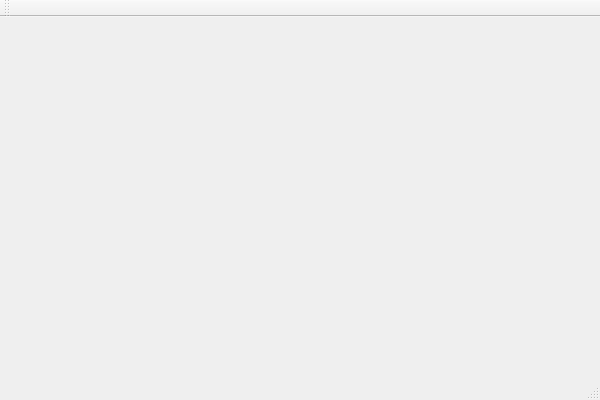
Old version of the form proyecto1_201314241/mainwindow.ui in the repository Andreu2501/EDD_201314241.
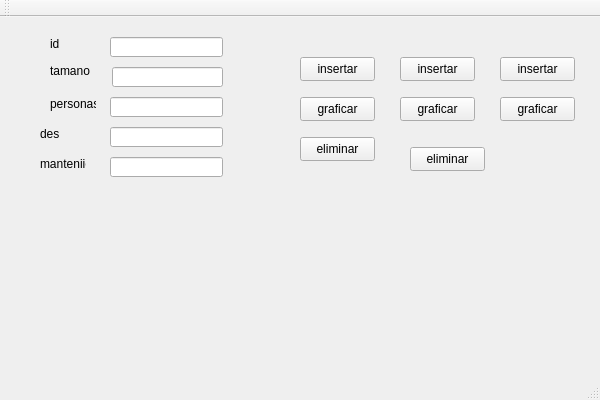
New version of the form.

```diff
--- a/proyecto1_201314241/mainwindow.ui
+++ b/proyecto1_201314241/mainwindow.ui
@@ -12,13 +12,248 @@
   <property name="windowTitle" >
    <string>MainWindow</string>
   </property>
-  <widget class="QMenuBar" name="menuBar" />
-  <widget class="QToolBar" name="mainToolBar" />
-  <widget class="QWidget" name="centralWidget" />
-  <widget class="QStatusBar" name="statusBar" />
+  <widget class="QWidget" name="centralWidget">
+   <widget class="QLineEdit" name="lineEdit">
+    <property name="geometry">
+     <rect>
+      <x>110</x>
+      <y>20</y>
+      <width>113</width>
+      <height>20</height>
+     </rect>
+    </property>
+   </widget>
+   <widget class="QLineEdit" name="lineEdit_2">
+    <property name="geometry">
+     <rect>
+      <x>112</x>
+      <y>50</y>
+      <width>111</width>
+      <height>20</height>
+     </rect>
+    </property>
+   </widget>
+   <widget class="QLineEdit" name="lineEdit_3">
+    <property name="geometry">
+     <rect>
+      <x>110</x>
+      <y>80</y>
+      <width>113</width>
+      <height>20</height>
+     </rect>
+    </property>
+   </widget>
+   <widget class="QLineEdit" name="lineEdit_4">
+    <property name="geometry">
+     <rect>
+      <x>110</x>
+      <y>110</y>
+      <width>113</width>
+      <height>20</height>
+     </rect>
+    </property>
+   </widget>
+   <widget class="QLineEdit" name="lineEdit_5">
+    <property name="geometry">
+     <rect>
+      <x>110</x>
+      <y>140</y>
+      <width>113</width>
+      <height>20</height>
+     </rect>
+    </property>
+   </widget>
+   <widget class="QPushButton" name="pushButton">
+    <property name="geometry">
+     <rect>
+      <x>300</x>
+      <y>40</y>
+      <width>75</width>
+      <height>24</height>
+     </rect>
+    </property>
+    <property name="text">
+     <string>insertar</string>
+    </property>
+   </widget>
+   <widget class="QPushButton" name="pushButton_2">
+    <property name="geometry">
+     <rect>
+      <x>300</x>
+      <y>80</y>
+      <width>75</width>
+      <height>24</height>
+     </rect>
+    </property>
+    <property name="text">
+     <string>graficar</string>
+    </property>
+   </widget>
+   <widget class="QLabel" name="label">
+    <property name="geometry">
+     <rect>
+      <x>50</x>
+      <y>20</y>
+      <width>46</width>
+      <height>14</height>
+     </rect>
+    </property>
+    <property name="text">
+     <string>id</string>
+    </property>
+   </widget>
+   <widget class="QLabel" name="label_2">
+    <property name="geometry">
+     <rect>
+      <x>50</x>
+      <y>44</y>
+      <width>46</width>
+      <height>20</height>
+     </rect>
+    </property>
+    <property name="text">
+     <string>tamano</string>
+    </property>
+   </widget>
+   <widget class="QLabel" name="label_3">
+    <property name="geometry">
+     <rect>
+      <x>50</x>
+      <y>80</y>
+      <width>46</width>
+      <height>14</height>
+     </rect>
+    </property>
+    <property name="text">
+     <string>personas</string>
+    </property>
+   </widget>
+   <widget class="QLabel" name="label_4">
+    <property name="geometry">
+     <rect>
+      <x>40</x>
+      <y>110</y>
+      <width>46</width>
+      <height>14</height>
+     </rect>
+    </property>
+    <property name="text">
+     <string>des</string>
+    </property>
+   </widget>
+   <widget class="QLabel" name="label_5">
+    <property name="geometry">
+     <rect>
+      <x>40</x>
+      <y>140</y>
+      <width>46</width>
+      <height>14</height>
+     </rect>
+    </property>
+    <property name="text">
+     <string>manteniient</string>
+    </property>
+   </widget>
+   <widget class="QPushButton" name="pushButton_3">
+    <property name="geometry">
+     <rect>
+      <x>300</x>
+      <y>120</y>
+      <width>75</width>
+      <height>24</height>
+     </rect>
+    </property>
+    <property name="text">
+     <string>eliminar</string>
+    </property>
+   </widget>
+   <widget class="QPushButton" name="pushButton_4">
+    <property name="geometry">
+     <rect>
+      <x>400</x>
+      <y>40</y>
+      <width>75</width>
+      <height>24</height>
+     </rect>
+    </property>
+    <property name="text">
+     <string>insertar</string>
+    </property>
+   </widget>
+   <widget class="QPushButton" name="pushButton_5">
+    <property name="geometry">
+     <rect>
+      <x>400</x>
+      <y>80</y>
+      <width>75</width>
+      <height>24</height>
+     </rect>
+    </property>
+    <property name="text">
+     <string>graficar</string>
+    </property>
+   </widget>
+   <widget class="QPushButton" name="pushButton_6">
+    <property name="geometry">
+     <rect>
+      <x>410</x>
+      <y>130</y>
+      <width>75</width>
+      <height>24</height>
+     </rect>
+    </property>
+    <property name="text">
+     <string>eliminar</string>
+    </property>
+   </widget>
+   <widget class="QPushButton" name="pushButton_7">
+    <property name="geometry">
+     <rect>
+      <x>500</x>
+      <y>40</y>
+      <width>75</width>
+      <height>24</height>
+     </rect>
+    </property>
+    <property name="text">
+     <string>insertar</string>
+    </property>
+   </widget>
+   <widget class="QPushButton" name="pushButton_8">
+    <property name="geometry">
+     <rect>
+      <x>500</x>
+      <y>80</y>
+      <width>75</width>
+      <height>24</height>
+     </rect>
+    </property>
+    <property name="text">
+     <string>graficar</string>
+    </property>
+   </widget>
+  </widget>
+  <widget class="QMenuBar" name="menuBar">
+   <property name="geometry">
+    <rect>
+     <x>0</x>
+     <y>0</y>
+     <width>600</width>
+     <height>21</height>
+    </rect>
+   </property>
+  </widget>
+  <widget class="QToolBar" name="mainToolBar">
+   <attribute name="toolBarArea">
+    <enum>TopToolBarArea</enum>
+   </attribute>
+   <attribute name="toolBarBreak">
+    <bool>false</bool>
+   </attribute>
+  </widget>
+  <widget class="QStatusBar" name="statusBar"/>
  </widget>
- <layoutDefault spacing="6" margin="11" />
- <pixmapfunction></pixmapfunction>
+ <layoutdefault spacing="6" margin="11"/>
  <resources/>
  <connections/>
 </ui>
```
Left out of the diff: 7 changed lines with no effect on the pictures.
